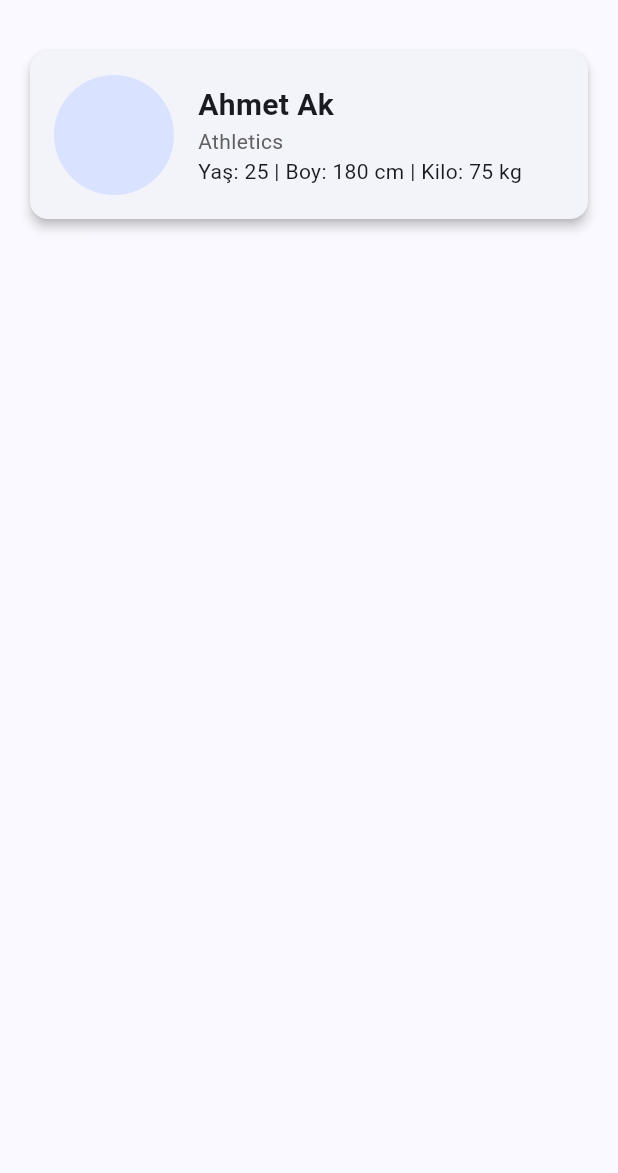
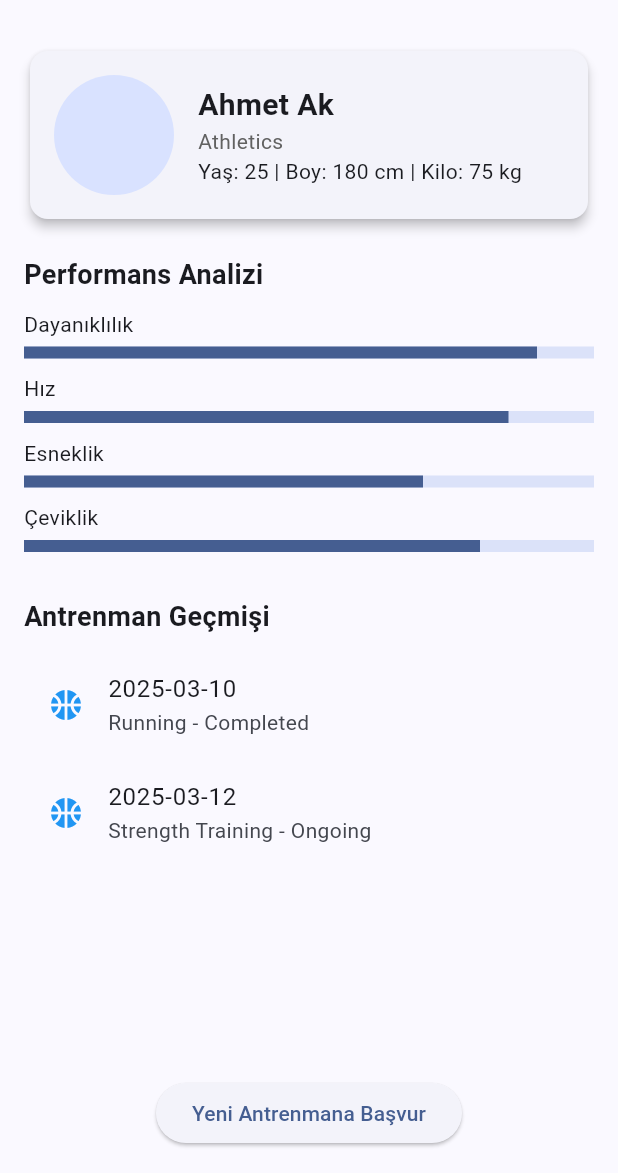
Before and after one commit to duyguerogluu/genclik_spor, a Flutter app: the AthleteProfileScreen screen opened directly, on a phone screen of 412 x 824 dp, the part 63-1236 px from its top. Run offline on Flutter 3.47's test engine with Material 3 defaults, Android fonts, the phone set to English and light mode, and no system bars; our stand-ins replace flutter_riverpod, flutter_svg, shared_preferences; accounts and stored records are empty.

Commit message:
editted athlete profile screen

```diff
--- a/lib/screens/athlete/profilee/athlete_profile_screen.dart
+++ b/lib/screens/athlete/profilee/athlete_profile_screen.dart
@@ -28,18 +28,18 @@ class AthleteProfileScreen extends ConsumerWidget {
           children: [
             _buildProfileCard(read),
             const SizedBox(height: 20),
-            // _buildPerformanceAnalysis(read),
+            _buildPerformanceAnalysis(read),
             const SizedBox(height: 20),
-            // _buildTrainingHistory(read),
+            _buildTrainingHistory(read),
             const SizedBox(height: 10),
-            // _buildApplyButton(),
+            _buildApplyButton(),
           ],
         ),
       ),
     );
   }
 
-  Widget _buildProfileCard(AthleteModel athlete) {
+  Widget _buildProfileCard(read) {
     return Card(
       elevation: 3,
       shape: RoundedRectangleBorder(borderRadius: BorderRadius.circular(12)),
@@ -55,12 +55,12 @@ class AthleteProfileScreen extends ConsumerWidget {
             Column(
               crossAxisAlignment: CrossAxisAlignment.start,
               children: [
-                Text(athlete.name,
+                Text(read.name,
                     style:
                         TextStyle(fontSize: 20, fontWeight: FontWeight.bold)),
-                Text(athlete.sport, style: TextStyle(color: Colors.grey[700])),
+                Text(read.sport, style: TextStyle(color: Colors.grey[700])),
                 Text(
-                    "Yaş: ${athlete.age} | Boy: ${athlete.height} cm | Kilo: ${athlete.weight} kg"),
+                    "Yaş: ${read.age} | Boy: ${read.height} cm | Kilo: ${read.weight} kg"),
               ],
             )
           ],
@@ -69,22 +69,22 @@ class AthleteProfileScreen extends ConsumerWidget {
     );
   }
 
-  Widget _buildPerformanceAnalysis(AthleteModel athlete) {
+  Widget _buildPerformanceAnalysis(read) {
     return Column(
       crossAxisAlignment: CrossAxisAlignment.start,
       children: [
         Text("Performans Analizi",
             style: TextStyle(fontSize: 18, fontWeight: FontWeight.bold)),
         const SizedBox(height: 10),
-        _buildProgressBar("Dayanıklılık", athlete.endurance),
-        _buildProgressBar("Hız", athlete.speed),
-        _buildProgressBar("Esneklik", athlete.flexibility),
-        _buildProgressBar("Çeviklik", athlete.agility),
+        _buildProgressBar("Dayanıklılık", read.endurance),
+        _buildProgressBar("Hız", read.speed),
+        _buildProgressBar("Esneklik", read.flexibility),
+        _buildProgressBar("Çeviklik", read.agility),
       ],
     );
   }
 
-  Widget _buildTrainingHistory(AthleteModel athlete) {
+  Widget _buildTrainingHistory(read) {
     return Expanded(
       child: Column(
         crossAxisAlignment: CrossAxisAlignment.start,
@@ -94,9 +94,9 @@ class AthleteProfileScreen extends ConsumerWidget {
           const SizedBox(height: 10),
           Expanded(
             child: ListView.builder(
-              itemCount: athlete.trainingHistory.length,
+              itemCount: read.trainingHistory.length,
               itemBuilder: (context, index) {
-                final session = athlete.trainingHistory[index];
+                final session = read.trainingHistory[index];
                 return ListTile(
                   leading: Icon(Icons.sports_basketball, color: Colors.blue),
                   title: Text(session.date),
--- a/lib/screens/common/home/components/custom_bottom_bar.dart
+++ b/lib/screens/common/home/components/custom_bottom_bar.dart
@@ -1,6 +1,5 @@
 import 'package:flutter/cupertino.dart';
 import 'package:flutter/material.dart';
-import 'package:genclik_spor/screens/athlete/profile/profile_screen.dart';
 import 'package:genclik_spor/screens/common/home/home_screen.dart';
 import 'package:genclik_spor/screens/athlete/profilee/athlete_profile_screen.dart';
 import 'package:genclik_spor/utils/colors.dart';
@@ -47,7 +46,7 @@ class CustomBottomBar extends StatelessWidget {
             case 1:
               Navigator.push(
                 context,
-                MaterialPageRoute(builder: (context) => ProfileScreen()),
+                MaterialPageRoute(builder: (context) => AthleteProfileScreen()),
               );
               break;
             case 2:
```
Also changed, not shown: lib/screens/athlete/profile/profile_screen.dart (deleted, +0 -21 lines), 4 other files.
